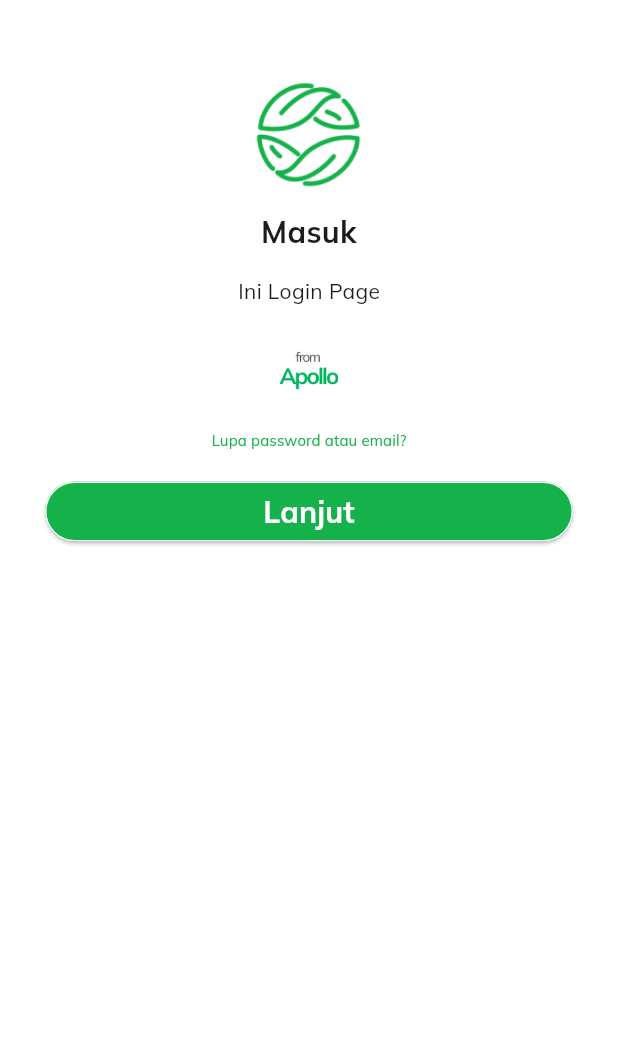
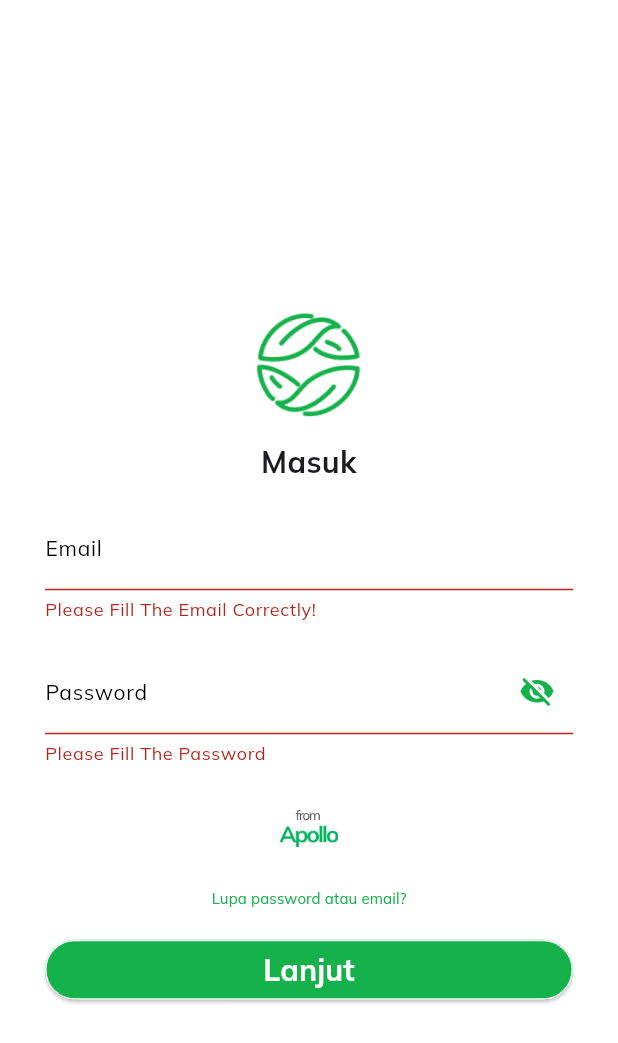
Before and after one commit to fairuztsn/Greenleaf, a Flutter app: the LoginScreen widget shown alone on an empty page, opened directly, after a tap on "Lanjut", on a phone screen of 412 x 824 dp. Shown: the top 1043 px of the screen. Run offline on Flutter 3.47's test engine with Material 3 defaults, Android fonts, the phone set to English and light mode, and no system bars; our stand-ins replace envied, equatable, flutter_riverpod, fpdart, google_nav_bar, page_transition and 1 more; missing offline and left inert: smart_snackbars; accounts and stored records are empty; generated files the repository leaves out were written again.

Commit message:
feat: login page (unstable)

```diff
--- a/lib/shared/base.dart
+++ b/lib/shared/base.dart
@@ -10,23 +10,14 @@ class BaseApp {
     final FloatingActionButtonLocation? floatingActionButtonLocation,
   }) {
     return SafeArea(
-      child: Container(
-        decoration: const BoxDecoration(
-          color: Colors.white,
-          // image: DecorationImage(
-          //     image: AssetImage(ImageAssets.puraBg),
-          //     fit: BoxFit.contain,
-          //     alignment: Alignment.bottomCenter),
-        ),
       child: Scaffold(
-          backgroundColor: Colors.transparent,
+        backgroundColor: Colors.white,
         appBar: appBar,
         body: Container(
           child: body,
         ),
         floatingActionButton: floatingActionButton,
         floatingActionButtonLocation: floatingActionButtonLocation,
-        ),
       ),
     );
   }
@@ -178,16 +169,16 @@ class BaseApp {
     ));
   }
 
-  static Widget loginRegisterBackground({
-    required String states,
+  static Widget loginRegisterBackground(
+      {required String states,
       required List<Widget> children,
       required String linkable,
       required VoidCallback toLinkable,
       required VoidCallback lanjut,
-  }) {
+      required GlobalKey<FormState> formKey}) {
     return standardBackground(
         body: Center(
-            child: ListView(children: [
+            child: ListView(shrinkWrap: true, children: [
       const SizedBox(
         height: 50,
       ),
@@ -209,8 +200,11 @@ class BaseApp {
       ),
       Padding(
         padding: const EdgeInsets.symmetric(horizontal: 30, vertical: 0),
+        child: Form(
+          key: formKey,
           child: Column(
             children: children,
+          ),
         ),
       ),
       const SizedBox(
@@ -224,7 +218,9 @@ class BaseApp {
       const SizedBox(
         height: 10,
       ),
-      TextButton(
+      Padding(
+        padding: const EdgeInsets.symmetric(horizontal: 30, vertical: 0),
+        child: TextButton(
             onPressed: toLinkable,
             child: Text(
               linkable,
@@ -233,6 +229,7 @@ class BaseApp {
                   fontSize: 10,
                   fontWeight: FontWeight.w300),
             )),
+      ),
       Padding(
         padding: const EdgeInsets.symmetric(horizontal: 30, vertical: 0),
         child: ElevatedButton(
--- a/lib/views/login/login.dart
+++ b/lib/views/login/login.dart
@@ -1,6 +1,12 @@
 import 'package:flutter/material.dart';
 import 'package:flutter_riverpod/flutter_riverpod.dart';
+import 'package:greenleaf/controller/auth_controller.dart';
 import 'package:greenleaf/shared/base.dart';
+import 'package:greenleaf/shared/const.dart';
+import 'package:greenleaf/utils/snackbar.dart';
+import 'package:greenleaf/views/navbar/navbar.dart';
+import 'package:page_transition/page_transition.dart';
+import 'package:supabase_flutter/supabase_flutter.dart';
 
 class LoginScreen extends ConsumerStatefulWidget {
   const LoginScreen({super.key});
@@ -10,13 +16,117 @@ class LoginScreen extends ConsumerStatefulWidget {
 }
 
 class _LoginScreenState extends ConsumerState<LoginScreen> {
+  TextEditingController email = TextEditingController();
+  TextEditingController password = TextEditingController();
+  bool isPasswordObscured = true;
+  final formKey = GlobalKey<FormState>();
+
   @override
   Widget build(BuildContext context) {
-    return BaseApp.loginRegisterBackground(
-        states: "Masuk",
-        children: [Text("Ini Login Page")],
-        linkable: "Lupa password atau email?",
-        toLinkable: () {},
-        lanjut: () {});
+    return GestureDetector(
+      onTap: () {
+        FocusScope.of(context).unfocus();
+      },
+      child: BaseApp.loginRegisterBackground(
+          states: "Masuk",
+          children: [
+            TextFormField(
+              validator: ((val) {
+                if (val!.isEmpty) {
+                  return 'Please Fill The Email Correctly!';
+                }
+                return null;
+              }),
+              controller: email,
+              keyboardType: TextInputType.emailAddress,
+              decoration: InputDecoration(
+                  enabledBorder: OutlineInputBorder(
+                      borderSide:
+                          const BorderSide(width: 1, color: Colors.black),
+                      borderRadius: BorderRadius.circular(10)),
+                  focusedBorder: OutlineInputBorder(
+                      borderSide: const BorderSide(
+                          width: 1, color: Constants.colorGreenLeaf),
+                      borderRadius: BorderRadius.circular(10)),
+                  label: const Text(
+                    "Email",
+                    style: TextStyle(fontSize: 14, color: Colors.black),
+                  )),
+            ),
+            const SizedBox(
+              height: 20,
+            ),
+            TextFormField(
+              validator: ((val) {
+                if (val!.isEmpty) {
+                  return 'Please Fill The Password';
+                }
+                return null;
+              }),
+              controller: password,
+              obscureText: isPasswordObscured,
+              decoration: InputDecoration(
+                enabledBorder: OutlineInputBorder(
+                    borderSide: const BorderSide(width: 1, color: Colors.black),
+                    borderRadius: BorderRadius.circular(10)),
+                focusedBorder: OutlineInputBorder(
+                    borderSide: const BorderSide(
+                        width: 1, color: Constants.colorGreenLeaf),
+                    borderRadius: BorderRadius.circular(10)),
+                label: const Text(
+                  "Password",
+                  style: TextStyle(fontSize: 14, color: Colors.black),
+                ),
+                suffixIcon: IconButton(
+                  onPressed: () {
+                    setState(() {
+                      if (isPasswordObscured) {
+                        isPasswordObscured = false;
+                      } else {
+                        isPasswordObscured = true;
+                      }
+                    });
+                  },
+                  icon: Icon(
+                      isPasswordObscured == true
+                          ? Icons.visibility_off_rounded
+                          : Icons.visibility_rounded,
+                      color: Constants.colorGreenLeaf),
+                ),
+              ),
+            ),
+          ],
+          linkable: "Lupa password atau email?",
+          toLinkable: () {},
+          lanjut: () async {
+            final navigator = Navigator.of(context);
+            if (formKey.currentState!.validate()) {
+              showDialog(
+                  context: context,
+                  barrierDismissible: false,
+                  builder: (context) => const Center(
+                        child: CircularProgressIndicator.adaptive(
+                          backgroundColor: Constants.colorGreenLeaf,
+                        ),
+                      ));
+              try {
+                // await ref.read(authControllerProvider.notifier).emailPassSignIn(
+                //     email: email.text, password: password.text);
+                if (!mounted) return;
+                Snackbars.showSuccessSnackbar(context,
+                    title: "Login Success", message: "Welcome to GreenLeaf");
+                navigator.popUntil((route) => route.isFirst);
+                navigator.pushReplacement(PageTransition(
+                    child: const Navbar(), type: PageTransitionType.fade));
+              } on PostgrestException catch (e) {
+                navigator.pop();
+                Snackbars.showFailedSnackbar(context,
+                    title: "Login Failed", message: e.toString());
+              }
+            }
+            setState(() {});
+          },
+          formKey: formKey),
+    );
   }
 }
```
Lines whose indentation alone changed are shown as unchanged.
